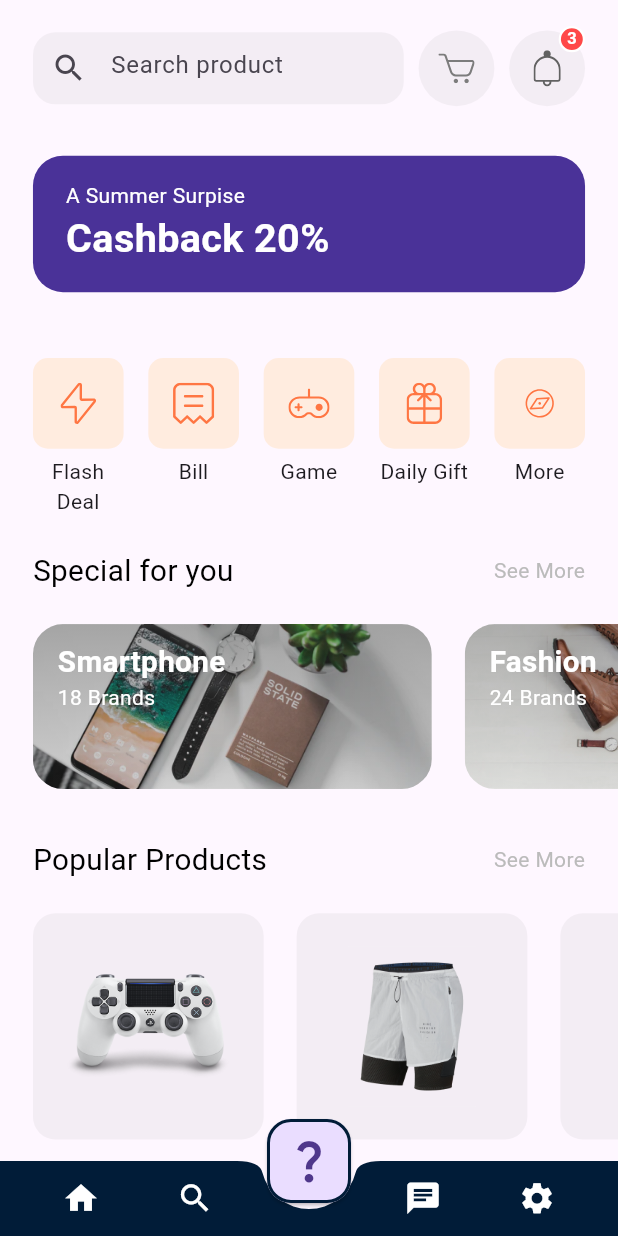
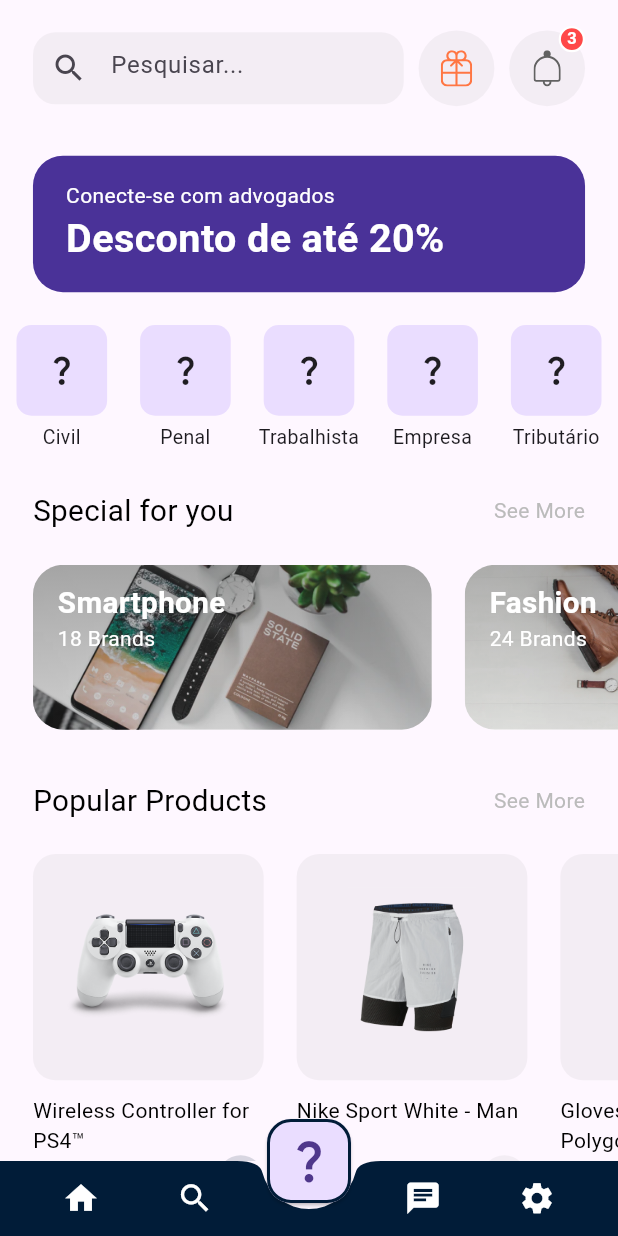
Before and after one commit to MarcosGabrielL/Emiele-App, a Flutter app: the HomeScreen screen opened directly, on a phone screen of 412 x 824 dp. Run offline on Flutter 3.47's test engine with Material 2 defaults, Android fonts, the phone set to English and light mode, and no system bars; our stand-ins replace flutter_svg, shared_preferences; accounts and stored records are empty.

Commit message:
changing HomeScreen

```diff
--- a/lib/screens/home/components/categories.dart
+++ b/lib/screens/home/components/categories.dart
@@ -7,24 +7,26 @@ class Categories extends StatelessWidget {
   @override
   Widget build(BuildContext context) {
     List<Map<String, dynamic>> categories = [
-      {"icon": "assets/icons/Flash Icon.svg", "text": "Flash Deal"},
-      {"icon": "assets/icons/Bill Icon.svg", "text": "Bill"},
-      {"icon": "assets/icons/Game Icon.svg", "text": "Game"},
-      {"icon": "assets/icons/Gift Icon.svg", "text": "Daily Gift"},
-      {"icon": "assets/icons/Discover.svg", "text": "More"},
+      {"icon": "assets/icons/Flash Icon.svg", "text": "Civil"},
+      {"icon": "assets/icons/Bill Icon.svg", "text": "Penal"},
+      {"icon": "assets/icons/Game Icon.svg", "text": "Trabalhista"},
+      {"icon": "assets/icons/Gift Icon.svg", "text": "Empresa"},
+      {"icon": "assets/icons/Discover.svg", "text": "Tributário"},
+      {"icon": "assets/icons/Flash Icon.svg", "text": "Ambiental"},
+      {"icon": "assets/icons/Bill Icon.svg", "text": "Exterior"},
+      {"icon": "assets/icons/Game Icon.svg", "text": "Adm"},
+      {"icon": "assets/icons/Gift Icon.svg", "text": "Cliente"},
+      {"icon": "assets/icons/Discover.svg", "text": "Previdência"},
     ];
-    return Padding(
-      padding: EdgeInsets.all(getProportionateScreenWidth(20)),
-      child: Row(
-        mainAxisAlignment: MainAxisAlignment.spaceBetween,
-        crossAxisAlignment: CrossAxisAlignment.start,
-        children: List.generate(
-          categories.length,
-              (index) => CategoryCard(
+    return SizedBox(
+      height: getProportionateScreenWidth(100),
+      child: ListView.builder(
+        scrollDirection: Axis.horizontal,
+        itemCount: categories.length,
+        itemBuilder: (context, index) => CategoryCard(
           icon: categories[index]["icon"],
           text: categories[index]["text"],
           press: () {},
-          ),
         ),
       ),
     );
@@ -47,7 +49,9 @@ class CategoryCard extends StatelessWidget {
     return GestureDetector(
       onTap: press,
       child: SizedBox(
-        width: getProportionateScreenWidth(55),
+        width: getProportionateScreenWidth(75),
+        child: Padding(
+          padding: EdgeInsets.symmetric(horizontal: 5.0),
           child: Column(
             children: [
               Container(
@@ -55,14 +59,17 @@ class CategoryCard extends StatelessWidget {
                 height: getProportionateScreenWidth(55),
                 width: getProportionateScreenWidth(55),
                 decoration: BoxDecoration(
-                color: Color(0xFFFFECDF),
+                  color: const Color(0xFFEADDFF),
                   borderRadius: BorderRadius.circular(10),
                 ),
-              child: SvgPicture.asset(icon!),
+                child: Icon(Icons.question_mark), //SvgPicture.asset(icon!),
               ),
               SizedBox(height: 5),
-            Text(text!, textAlign: TextAlign.center)
+              Text(text!,
+                textAlign: TextAlign.center,
+                style: TextStyle(fontSize: 13))
             ],
+          ),
         ),
       ),
     );
--- a/lib/screens/home/components/discount_banner.dart
+++ b/lib/screens/home/components/discount_banner.dart
@@ -25,9 +25,9 @@ class DiscountBanner extends StatelessWidget {
         TextSpan(
           style: TextStyle(color: Colors.white),
           children: [
-            TextSpan(text: "A Summer Surpise\n"),
+            TextSpan(text: "Conecte-se com advogados\n"),
             TextSpan(
-              text: "Cashback 20%",
+              text: "Desconto de até 20%",
               style: TextStyle(
                 fontSize: getProportionateScreenWidth(24),
                 fontWeight: FontWeight.bold,
--- a/lib/screens/home/components/home_header.dart
+++ b/lib/screens/home/components/home_header.dart
@@ -20,7 +20,7 @@ class HomeHeader extends StatelessWidget {
         children: [
           SearchField(),
           IconBtnWithCounter(
-            svgSrc: "assets/icons/Cart Icon.svg",
+            svgSrc: "assets/icons/Gift Icon.svg",
             press: () => Navigator.pushNamed(context, CartScreen.routeName),
           ),
           IconBtnWithCounter(
--- a/lib/screens/home/components/search_field.dart
+++ b/lib/screens/home/components/search_field.dart
@@ -25,7 +25,7 @@ class SearchField extends StatelessWidget {
             border: InputBorder.none,
             focusedBorder: InputBorder.none,
             enabledBorder: InputBorder.none,
-            hintText: "Search product",
+            hintText: "Pesquisar...",
             prefixIcon: Icon(Icons.search)),
       ),
     );
```
Lines whose indentation alone changed are shown as unchanged.
